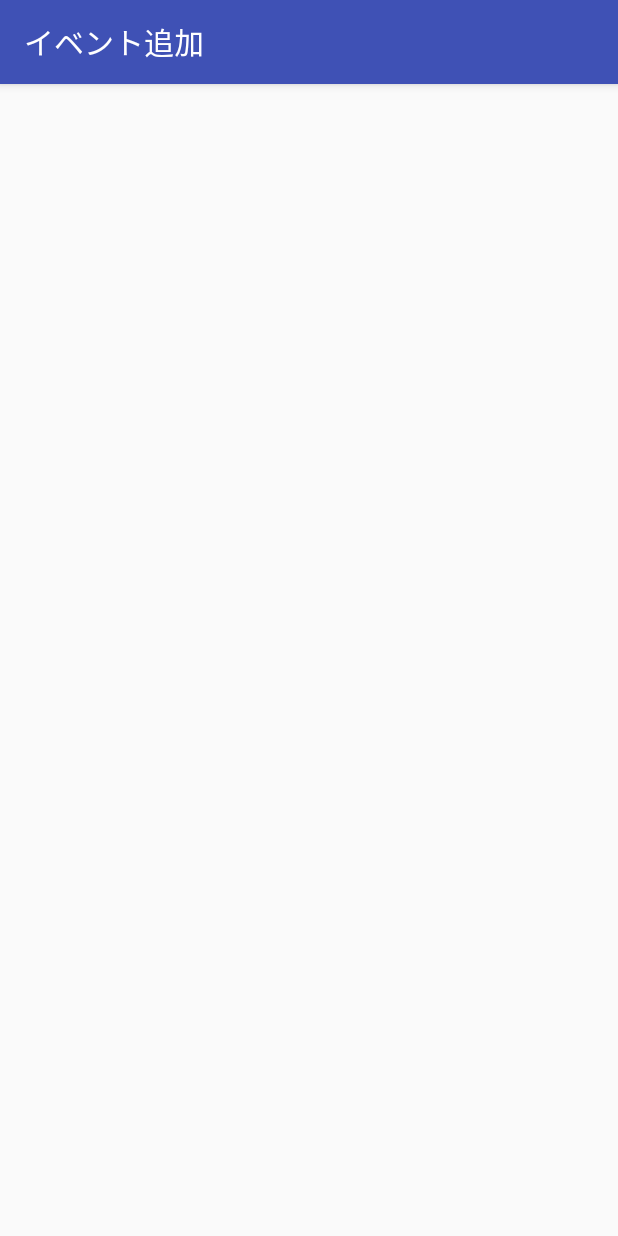
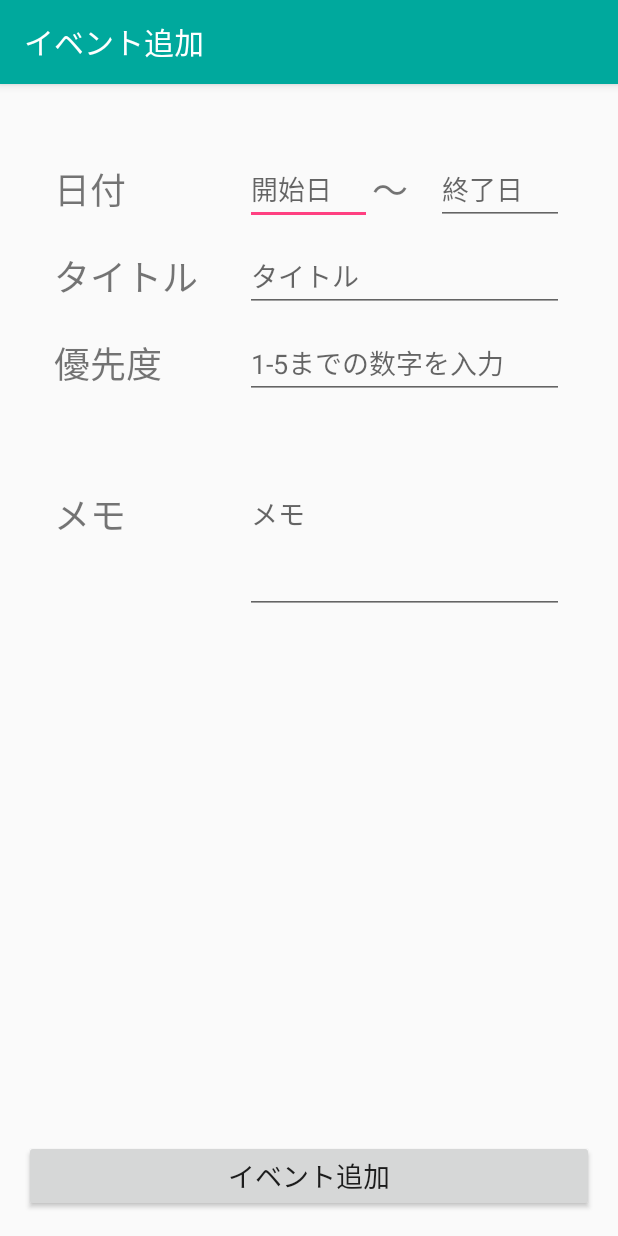
Before and after one commit to piupop/MyApplication, an Android app: the AddeventActivity screen opened directly, with no data from a screen before it, on a phone screen of 412 x 824 dp. Run offline under Robolectric (Android 15) with nearby library versions, the phone set to English and light mode, and no system bars; libraries missing offline, so code that uses them is left out: io.realm; 2 statements that could not run were skipped.

Commit message:
0517update

```diff
--- a/app/src/main/java/com/lifeistech/android/eventreminder/AddeventActivity.java
+++ b/app/src/main/java/com/lifeistech/android/eventreminder/AddeventActivity.java
@@ -5,25 +5,43 @@ import android.support.v7.app.AppCompatActivity;
 import android.os.Bundle;
 import android.view.View;
 import android.widget.Button;
+import android.widget.EditText;
 import android.widget.Spinner;
+import android.widget.TextView;
 
 import com.lifeistech.android.eventreminder.model.MyModel;
 
 import io.realm.Realm;
 
+import static com.lifeistech.android.eventreminder.R.id.card_dateTextView;
+import static com.lifeistech.android.eventreminder.R.id.date1;
+
 public class AddeventActivity extends AppCompatActivity {
     Realm realm;
-
+    Intent intent;
+    Button addevent;
+    EditText editDate1;
+    EditText editDate2;
+    EditText editTitle;
+    EditText editRateNum;
+    EditText editMemo;
 
     @Override
     protected void onCreate(Bundle savedInstanceState) {
         super.onCreate(savedInstanceState);
+        setContentView(R.layout.activity_addevent);
+
         setTitle("イベント追加");
         Realm.init(this);
         realm = Realm.getDefaultInstance();
 
-        Intent intent = new Intent();
-        Button addevent = (Button)findViewById(R.id.addevent);
+        intent = new Intent();
+        addevent = (Button)findViewById(R.id.addevent);
+        editDate1 = (EditText) findViewById(R.id.date1);
+        editDate2 = (EditText) findViewById(R.id.date2);
+        editTitle = (EditText) findViewById(R.id.title);
+        editRateNum = (EditText) findViewById(R.id.rateNum);
+        editMemo = (EditText) findViewById(R.id.memo);
 
 
     }
@@ -31,24 +49,36 @@ public class AddeventActivity extends AppCompatActivity {
     public void add(View v){
         realm.beginTransaction();
         MyModel model = realm.createObject(MyModel.class);
+        String date1Text = editDate1.getText().toString();
+        String date2Text = editDate2.getText().toString();
+        String titleText = editTitle.getText().toString();
+        String rateNumText = editRateNum.getText().toString();
+        int rateNum = Integer.parseInt(rateNumText);//int型への変換
+        String memoText = editMemo.getText().toString();
 
-        model.setDate1("1");
-        model.setDate2("2");
-        model.setTitle("あ");
-        model.setRate("高");
-        model.setMemo("あいうえお");
+        model.setDate1(date1Text);
+        model.setDate2(date2Text);
+        model.setTitle(titleText);
+        model.setRate(rateNum);
+        model.setMemo(memoText);
         realm.commitTransaction();
 
         realm.executeTransactionAsync(new Realm.Transaction() {
             @Override
             public void execute(Realm bgRealm) {
                 MyModel model = realm.createObject(MyModel.class);
-                model.setDate1("1");
-                model.setDate2("2");
-                model.setTitle("あ");
-                model.setRate("高");
-                model.setMemo("あいうえお");
-            }
+                String date1Text = editDate1.getText().toString();
+                String date2Text = editDate2.getText().toString();
+                String titleText = editTitle.getText().toString();
+                String rateNumText = editRateNum.getText().toString();
+                int rateNum = Integer.parseInt(rateNumText);//int型への変換
+                String memoText = editMemo.getText().toString();
+
+                model.setDate1(date1Text);
+                model.setDate2(date2Text);
+                model.setTitle(titleText);
+                model.setRate(rateNum);
+                model.setMemo(memoText);    }
         }, new Realm.Transaction.OnSuccess() {
             @Override
             public void onSuccess() {
@@ -59,6 +89,7 @@ public class AddeventActivity extends AppCompatActivity {
             @Override
             public void onError(Throwable error) {
                 // Transaction failed and was automatically canceled.
+                finish();
             }
         });
     }
--- a/app/src/main/java/com/lifeistech/android/eventreminder/Card.java
+++ b/app/src/main/java/com/lifeistech/android/eventreminder/Card.java
@@ -5,13 +5,13 @@ package com.lifeistech.android.eventreminder;
  */
 
 public class Card {
-    public String rate;
+    public int rate;
     public String date;
     public String date2;
     public String title;
     public String memo;
 
-    public Card(String rate, String date, String date2, String title, String memo){
+    public Card(int rate, String date, String date2, String title, String memo){
         this.rate = rate;
         this.date = date;
         this.date2 = date2;
--- a/app/src/main/java/com/lifeistech/android/eventreminder/model/MyModel.java
+++ b/app/src/main/java/com/lifeistech/android/eventreminder/model/MyModel.java
@@ -10,7 +10,7 @@ public class MyModel extends RealmObject {
     private String date1;
     private String date2;
     private String title;
-    private String rate;
+    private int rate;
     private String memo;
 
     public String getDate1() {
@@ -37,9 +37,9 @@ public class MyModel extends RealmObject {
         this.title = title;
     }
 
-    public String getRate(){ return rate;}
+    public int getRate(){ return rate;}
 
-    public void setRate(String rate){ this.rate = rate;}
+    public void setRate(int rate){ this.rate = rate;}
 
     public String getMemo() {
         return memo;
--- a/app/src/main/res/layout/activity_addevent.xml
+++ b/app/src/main/res/layout/activity_addevent.xml
@@ -6,6 +6,10 @@
         android:orientation="vertical"
         android:layout_width="match_parent"
         android:layout_height="match_parent"
+        android:paddingBottom="@dimen/activity_vertical_margin"
+        android:paddingLeft="@dimen/activity_horizontal_margin"
+        android:paddingRight="@dimen/activity_horizontal_margin"
+        android:paddingTop="@dimen/activity_vertical_margin"
         android:weightSum="1">
 
         <TableLayout
@@ -139,7 +143,7 @@
             android:layout_height="wrap_content"
             android:layout_gravity="center"
             android:id="@+id/addevent"
-            android:textSize="24sp"
+            android:textSize="18sp"
             android:onClick="add" />
     </LinearLayout>
 
--- a/app/src/main/res/values/colors.xml
+++ b/app/src/main/res/values/colors.xml
@@ -1,6 +1,6 @@
 <?xml version="1.0" encoding="utf-8"?>
 <resources>
-    <color name="colorPrimary">#3F51B5</color>
+    <color name="colorPrimary">#00A99D</color>
     <color name="colorPrimaryDark">#303F9F</color>
     <color name="colorAccent">#FF4081</color>
 </resources>
--- a/app/src/main/res/values/styles.xml
+++ b/app/src/main/res/values/styles.xml
@@ -7,5 +7,4 @@
         <item name="colorPrimaryDark">@color/colorPrimaryDark</item>
         <item name="colorAccent">@color/colorAccent</item>
     </style>
-
 </resources>
```
Also changed, not shown: app/src/main/AndroidManifest.xml (+13 -0 lines), app/src/main/java/AlarmActivity.java (added, +64 -0 lines), app/src/main/java/com/lifeistech/android/eventreminder/CardAdapter.java (+6 -7 lines), app/src/main/java/com/lifeistech/android/eventreminder/MainActivity.java (+36 -2 lines), app/src/main/res/layout/activity_alarm.xml (added, +27 -0 lines), app/src/main/res/layout/activity_main.xml (+8 -1 lines), app/src/main/res/layout/card.xml (+63 -14 lines).
